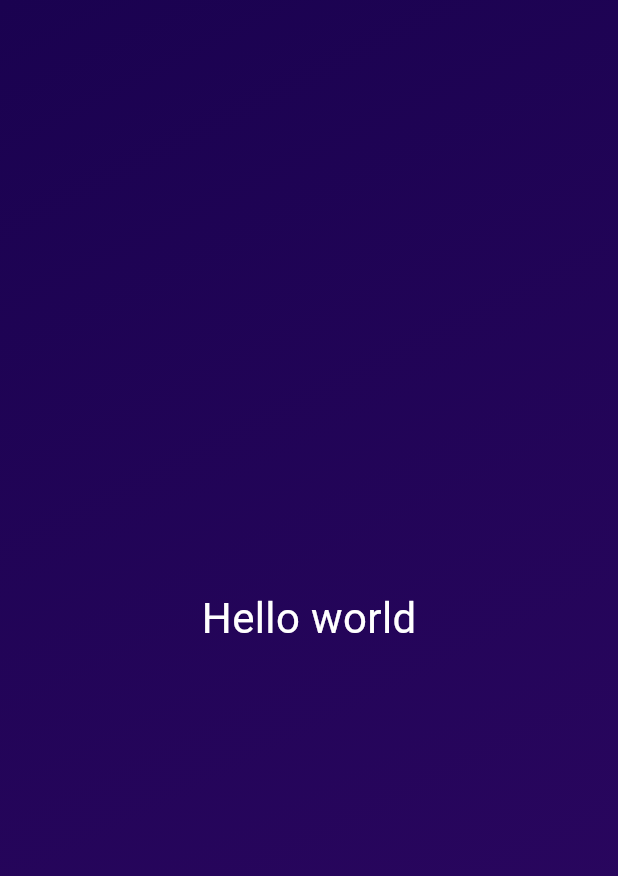
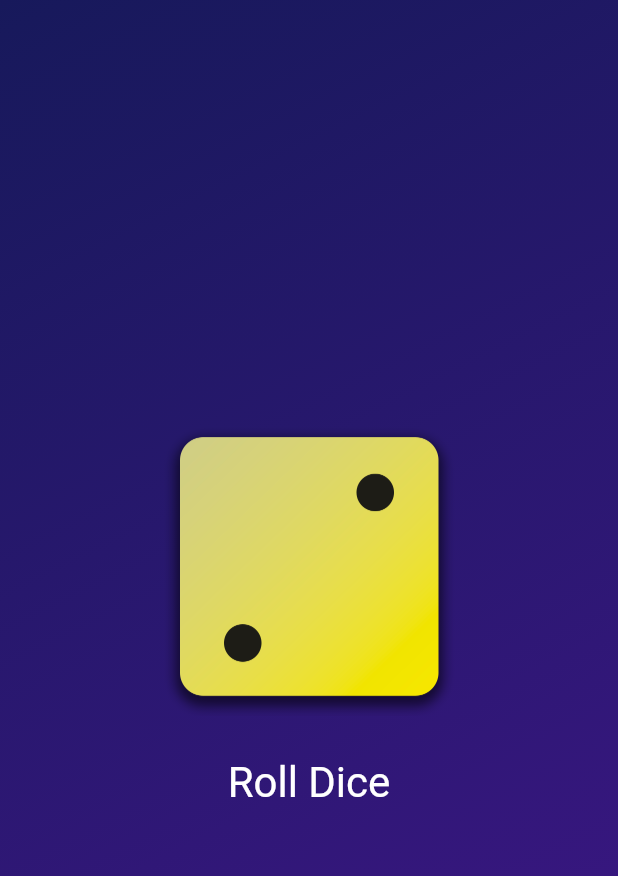
Before and after one commit to ninjastorm24/fluttter-first-app, a Flutter app: the screen it shows after launch, on a phone screen of 412 x 824 dp. Shown: the top 876 px of the screen. Run offline on Flutter 3.47's test engine with Material 3 defaults, Android fonts, the phone set to English and light mode, and no system bars.

Commit message:
add dice images and assign it to pucspec.yaml

```diff
--- a/lib/gradient_container.dart
+++ b/lib/gradient_container.dart
@@ -1,25 +1,47 @@
 import 'package:flutter/material.dart';
-import 'package:first_app/styled_text.dart';
 
 const startAlignment = Alignment.topLeft;
 const endAlignment = Alignment.bottomRight;
 
 class GradientContainer extends StatelessWidget {
-  const GradientContainer({super.key});
+  GradientContainer(this.colorA, this.colorB, {super.key});
+
+  final Color colorA;
+  final Color colorB;
+  var activeImage = 'assets/images/dice-2.png';
+
+  void rollDice() {
+    activeImage = 'assets/images/dice-4.png';
+    print("Rolling dice...");
+  }
+
   @override
   Widget build(context) {
     return Container(
-      decoration: const BoxDecoration(
+      decoration: BoxDecoration(
         gradient: LinearGradient(
-          colors: [
-            Color.fromARGB(255, 26, 2, 80),
-            Color.fromARGB(255, 45, 7, 98),
-          ],
+          colors: [colorA, colorB],
           begin: startAlignment,
           end: endAlignment,
         ),
       ),
-      child: const Center(child: StyledText()),
+      child: Center(
+        child: Column(
+          mainAxisSize: MainAxisSize.min,
+          children: [
+            Image.asset(activeImage, width: 200),
+            const SizedBox(height: 20),
+            TextButton(
+              onPressed: rollDice,
+              style: TextButton.styleFrom(
+                foregroundColor: Colors.white,
+                textStyle: const TextStyle(fontSize: 28),
+              ),
+              child: const Text('Roll Dice'),
+            ),
+          ],
+        ),
+      ),
     );
   }
 }
--- a/lib/styled_text.dart
+++ b/lib/styled_text.dart
@@ -1,12 +1,13 @@
 import 'package:flutter/material.dart';
 
 class StyledText extends StatelessWidget {
-  const StyledText({super.key});
+  const StyledText(this.text, {super.key});
+  final String text;
   @override
   Widget build(BuildContext context) {
-    return const Text(
-      "Hello world",
-      style: TextStyle(color: Colors.white, fontSize: 28),
+    return Text(
+      text,
+      style: const TextStyle(color: Colors.white, fontSize: 28),
     );
   }
 }
```
Also changed, not shown: lib/main.dart (+10 -1 lines), pubspec.yaml (+8 -5 lines), assets/images/dice-1.png (added), assets/images/dice-2.png (added), assets/images/dice-3.png (added), assets/images/dice-4.png (added), assets/images/dice-5.png (added), assets/images/dice-6.png (added).
